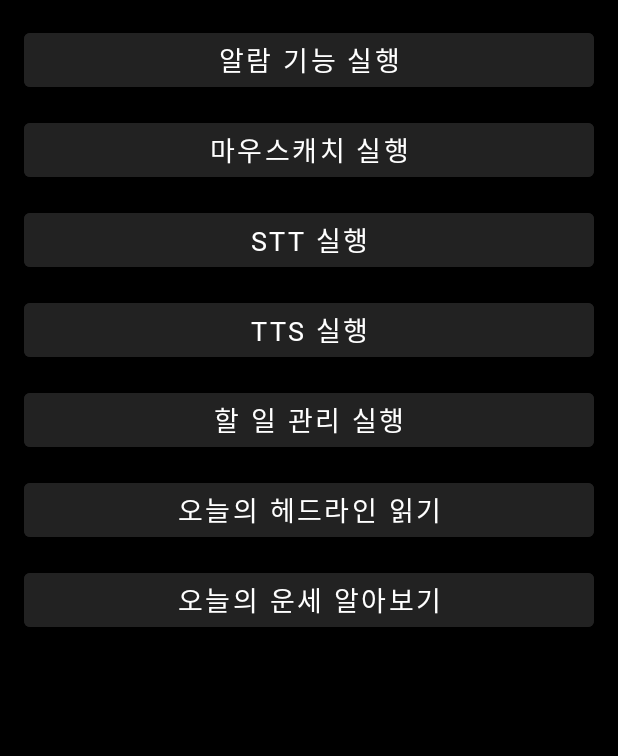
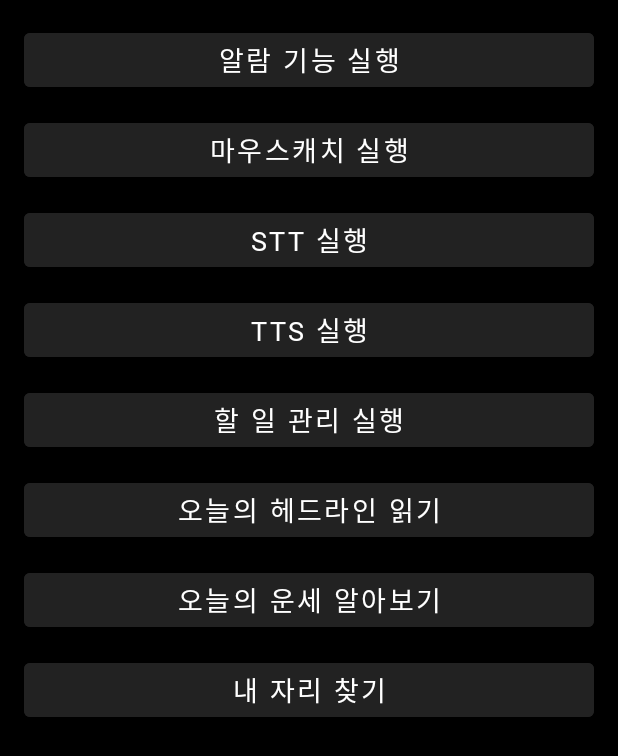
Before and after one commit to 01tilinfinity/SCSA_Android, an Android app: the screen it shows after launch (MainActivity), on a phone screen of 412 x 824 dp. Shown: the top 756 px of the screen. Run offline under Robolectric (Android 15) with nearby library versions, the phone set to English and light mode, and no system bars.

Commit message:
feat:기능 최종 구현

```diff
--- a/app/src/main/java/com/scsa/goatsaeng/MainActivity.java
+++ b/app/src/main/java/com/scsa/goatsaeng/MainActivity.java
@@ -9,7 +9,7 @@ import androidx.appcompat.app.AppCompatActivity;
 
 public class MainActivity extends AppCompatActivity {
 
-    private Button btnAlarm, btnMouse, btnStt, btnTts, btnTodo, btnRss, btnNfc;
+    private Button btnAlarm, btnMouse, btnStt, btnTts, btnTodo, btnRss, btnNfc, btnBeacon;
 
     @Override
     protected void onCreate(Bundle savedInstanceState) {
@@ -23,6 +23,7 @@ public class MainActivity extends AppCompatActivity {
         btnTodo = findViewById(R.id.btnTodo);
         btnRss = findViewById(R.id.btnRss);
         btnNfc = findViewById(R.id.btnNfc);
+        btnBeacon = findViewById(R.id.btnBeacon);
 
         btnAlarm.setOnClickListener(new View.OnClickListener() {
             @Override
@@ -79,5 +80,13 @@ public class MainActivity extends AppCompatActivity {
                 startActivity(intent);
             }
         });
+
+        btnBeacon.setOnClickListener(new View.OnClickListener() {
+            @Override
+            public void onClick(View v) {
+                Intent intent = new Intent(MainActivity.this, BeaconActivity.class);
+                startActivity(intent);
+            }
+        });
     }
 }
--- a/app/src/main/res/layout/activity_main.xml
+++ b/app/src/main/res/layout/activity_main.xml
@@ -85,6 +85,17 @@
             android:textColor="#FFFFFF"
             android:fontFamily="@font/noto_sans_kr"
             android:backgroundTint="#222222"
+            android:textSize="18sp"
+            android:layout_marginBottom="12dp"/>
+
+        <Button
+            android:id="@+id/btnBeacon"
+            android:layout_width="match_parent"
+            android:layout_height="wrap_content"
+            android:text="내 자리 찾기"
+            android:textColor="#FFFFFF"
+            android:fontFamily="@font/noto_sans_kr"
+            android:backgroundTint="#222222"
             android:textSize="18sp"/>
 
     </LinearLayout>
```
Also changed, not shown: app/src/main/AndroidManifest.xml (+11 -1 lines), app/src/main/java/com/scsa/goatsaeng/BeaconActivity.java (+27 -3 lines), app/src/main/res/layout/activity_beacon.xml (added, +18 -0 lines).
